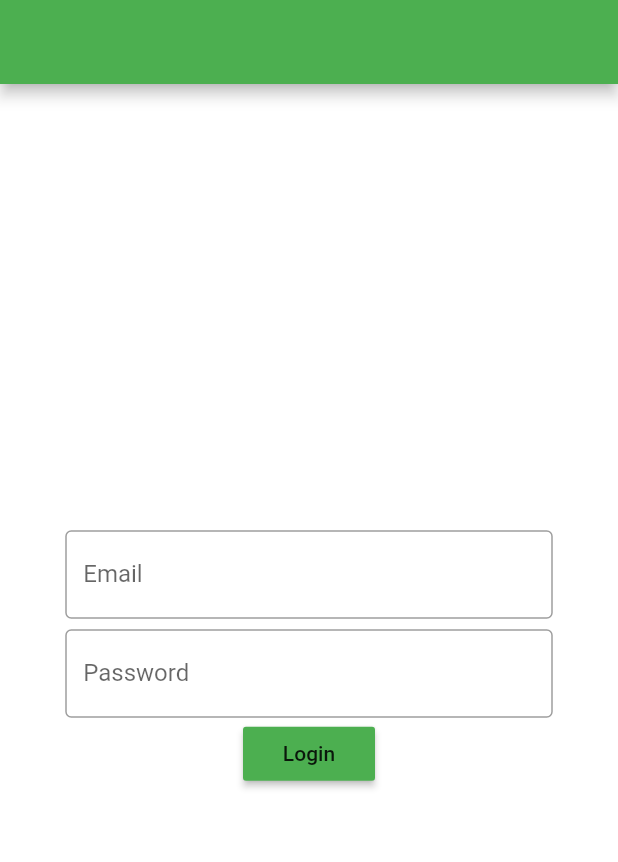
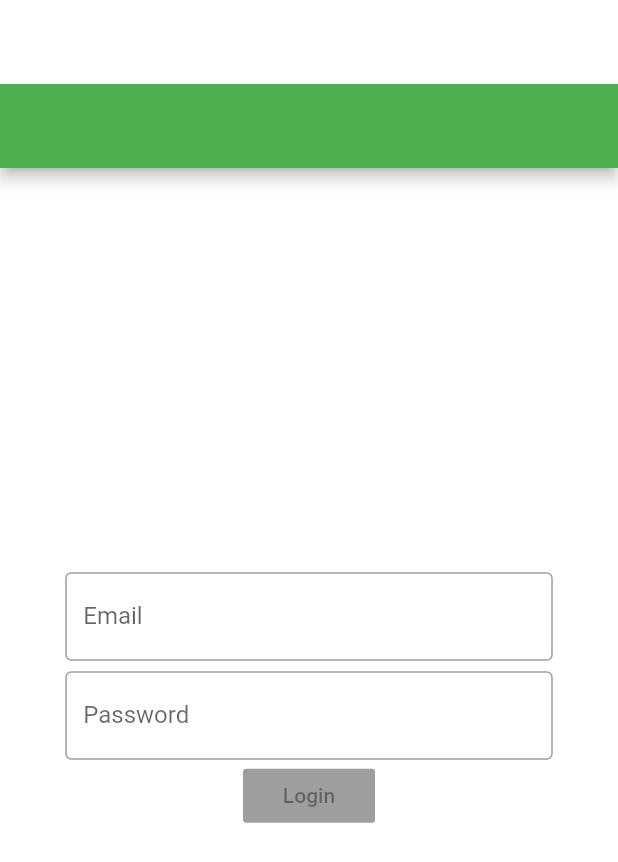
Before and after one commit to pbpeam/BAAC-Reservation, a Flutter app: the screen it shows after launch, on a phone screen of 412 x 824 dp. Shown: the top 862 px of the screen. Run offline on Flutter 3.47's test engine with Material 2 defaults, Android fonts, the phone set to English and light mode, and no system bars; our stand-ins replace flutter_secure_storage, table_calendar.

Commit message:
Complete login page

```diff
--- /dev/null
+++ b/baac_reservation/lib/api/user_controller.dart
@@ -0,0 +1,52 @@
+import 'dart:convert';
+// import 'dart:developer';
+
+import 'package:http/http.dart' as http;
+import 'package:flutter/material.dart';
+import 'package:flutter_secure_storage/flutter_secure_storage.dart';
+
+class UserController {
+  static final String webUrl = 'https://baac-reserve.herokuapp.com';
+  static final String KEY_TOKEN = 'login-token';
+  static final storage = new FlutterSecureStorage();
+
+  static Future<bool> login(String email, String password) async{
+
+    // send request
+    http.Response res = await http.post(
+      webUrl + '/login',
+      headers: <String, String> {
+        'Content-Type': 'application/json; charset=UTF-8',
+      },
+      body: jsonEncode(<String, String>{'email': email, 'password': password}),
+    );
+
+    // convert response body to JSON
+    Map<String, dynamic> body = json.decode(res.body);
+
+    if (res.statusCode == 200) {  // success
+      // extract token -> write to storage
+      var token = body['data']['token'];
+      await storage.write(key: KEY_TOKEN, value: token);
+
+      // return true if token is saved successfully
+      return isLoggedIn();
+    }
+    else {
+      throw Exception(res.body);
+    }
+  }
+
+  static void logout(BuildContext context) async {
+    // delete saved token, then redirect to login page
+    await storage.delete(key: KEY_TOKEN);
+
+    // remove everything in the stack & go to log in page
+    Navigator.pushNamedAndRemoveUntil(context, '/login', (Route<dynamic> route) => false);
+  }
+
+  static Future<bool> isLoggedIn() async {
+    final writtenToken = await storage.read(key: KEY_TOKEN);
+    return writtenToken != null;
+  }
+}
--- a/baac_reservation/lib/main.dart
+++ b/baac_reservation/lib/main.dart
@@ -1,8 +1,20 @@
+import 'package:baac_reservation/api/user_controller.dart';
+import 'package:baac_reservation/screen/homePage.dart';
+import 'package:baac_reservation/screen/loginPage.dart';
 import 'package:flutter/material.dart';
 
-import 'screen/login.dart';
+var initialRoute = '';
+void main() async{
+  WidgetsFlutterBinding.ensureInitialized();
+  final isLoggedIn = await UserController.isLoggedIn();
 
-void main() {
+  // // Sameform
+  // if(isLoggedIn == true){
+  //   initialRoute = '/home';
+  // }else{
+  //   initialRoute = '/login';
+  // }
+  initialRoute = isLoggedIn ? '/home' : '/login';
   runApp(MyApp());
 }
 
@@ -14,7 +26,12 @@ class MyApp extends StatelessWidget {
         primarySwatch: Colors.green,
         scaffoldBackgroundColor: Colors.white,
       ),
-      home: Login(),
+
+      initialRoute: initialRoute,
+      routes: {
+        '/login': (context) => LoginPage(),
+        '/home': (context) => Home(),
+      },
     );
   }
 }
--- /dev/null
+++ b/baac_reservation/lib/screen/loginPage.dart
@@ -0,0 +1,27 @@
+import 'package:baac_reservation/widgets/login.dart';
+import 'package:flutter/material.dart';
+
+class LoginPage extends StatefulWidget {
+  LoginPage({Key key}) : super(key: key);
+
+  @override
+  _LoginPageState createState() => _LoginPageState();
+}
+
+class _LoginPageState extends State<LoginPage> {
+  @override
+  Widget build(BuildContext context) {
+    return Scaffold(
+       appBar: AppBar(
+        // title: Text('Login'),
+        backgroundColor: Colors.transparent,
+        elevation: 0,
+      ),
+      body: SafeArea(
+        child: Center(
+          child: Login(),
+        )
+      )
+    );
+  }
+}
--- a/baac_reservation/lib/screen/login.dart
+++ b/baac_reservation/lib/widgets/login.dart
@@ -1,5 +1,11 @@
 import 'package:baac_reservation/screen/homePage.dart';
 import 'package:flutter/material.dart';
+import 'package:http/http.dart' as http;
+import 'package:baac_reservation/api/user_controller.dart';
+
+Future<http.Response> fetchAlbum() {
+  return http.get('https://baac-reserve.herokuapp.com/');
+}
 
 class Login extends StatefulWidget {
   Login({Key key}) : super(key: key);
@@ -11,6 +17,81 @@ class Login extends StatefulWidget {
 }
 
 class _LoginState extends State<Login> {
+
+  bool isLoading = false;
+  bool isFormValidated = false;
+  bool isPasswordPreviewEnabled = false;
+
+  // TextField Controllers
+  final emailController = TextEditingController();
+  final passwordController = TextEditingController();
+
+  // fns for computing STATES
+  void computeFormValidated() {
+    setState(() {
+      isFormValidated = emailController.text.length > 0 && passwordController.text.length > 0;
+    });
+  }
+
+  @override
+  void initState() {
+    super.initState();
+
+    emailController.addListener(computeFormValidated);
+    passwordController.addListener(computeFormValidated);
+  }
+
+  @override
+  void dispose() {
+    // Clean up the controller when the widget is disposed.
+    emailController.dispose();
+    passwordController.dispose();
+
+    super.dispose();
+  }
+
+
+  void login() async {
+    setState(() {
+      isLoading = true;
+    }
+  );
+
+    // retrieve data from textfields
+    final String email = emailController.text;
+    final String pwd = passwordController.text;
+
+    // //Show email/pwd
+    // Scaffold.of(context).showSnackBar(
+    //       SnackBar( content: Text(email + "\n" + pwd) )
+    //     );
+
+    try {
+      final token = await UserController.login(email, pwd);
+
+      if (token != null) {
+        // remove everything in the stack & go to the home page
+        Navigator.pushNamedAndRemoveUntil(context, '/home', (Route<dynamic> route) => false);
+      }
+      else {
+        // Find the Scaffold in the widget tree and use it to show a SnackBar.
+        Scaffold.of(context).showSnackBar(
+          SnackBar( content: Text("Something went wrong, please try again") )
+        );
+      }
+    } on Exception catch(e) {
+      // Find the Scaffold in the widget tree and use it to show a SnackBar.
+      Scaffold.of(context).showSnackBar(SnackBar( content: Text(e.toString()) ));
+    }
+
+    // return Future.delayed(Duration(milliseconds: 500), () {
+    setState(() {
+      isLoading = false;
+    });
+    // });
+  }
+
+  //UI part
   @override
   Widget build(BuildContext context) {
     return Scaffold(
@@ -36,6 +117,8 @@ class _LoginState extends State<Login> {
                 width: 325,
                 child: TextField(
                   obscureText: false,
+                  //controller
+                  controller: emailController,
                   decoration: InputDecoration(
                     border: OutlineInputBorder(),
                     labelText: 'Email'
@@ -51,6 +134,8 @@ class _LoginState extends State<Login> {
                 width: 325,
                 child: TextField(
                   obscureText: true,
+                  //controller
+                  controller: passwordController,
                   decoration: InputDecoration(
                     border: OutlineInputBorder(),
                     labelText: 'Password'
@@ -66,12 +151,13 @@ class _LoginState extends State<Login> {
                 child: Text('Login'),
                 color: Colors.green,
 
-                onPressed: () {
-                  Navigator.push(
-                    context,
-                    MaterialPageRoute(builder: (context) => Home()),
-                  );
-                }
+                // onPressed: () {
+                //   Navigator.push(
+                //     context,
+                //     MaterialPageRoute(builder: (context) => Home()),
+                //   );
+                // }
+                onPressed: isFormValidated ? login : null,
               ),
 
               // buildTextFieldEmail(),
--- a/baac_reservation/pubspec.yaml
+++ b/baac_reservation/pubspec.yaml
@@ -21,6 +21,10 @@ environment:
   sdk: ">=2.7.0 <3.0.0"
 
 dependencies:
+  flutter_secure_storage: ^3.3.3
+  flutter_icons: ^1.0.0
+  google_fonts: ^1.1.0
+  http: ^0.12.0
   flutter:
     sdk: flutter
 
```
Also changed, not shown: baac_reservation/lib/screen/homePage.dart (+9 -0 lines), baac_reservation/pubspec.lock, 2 other files.
